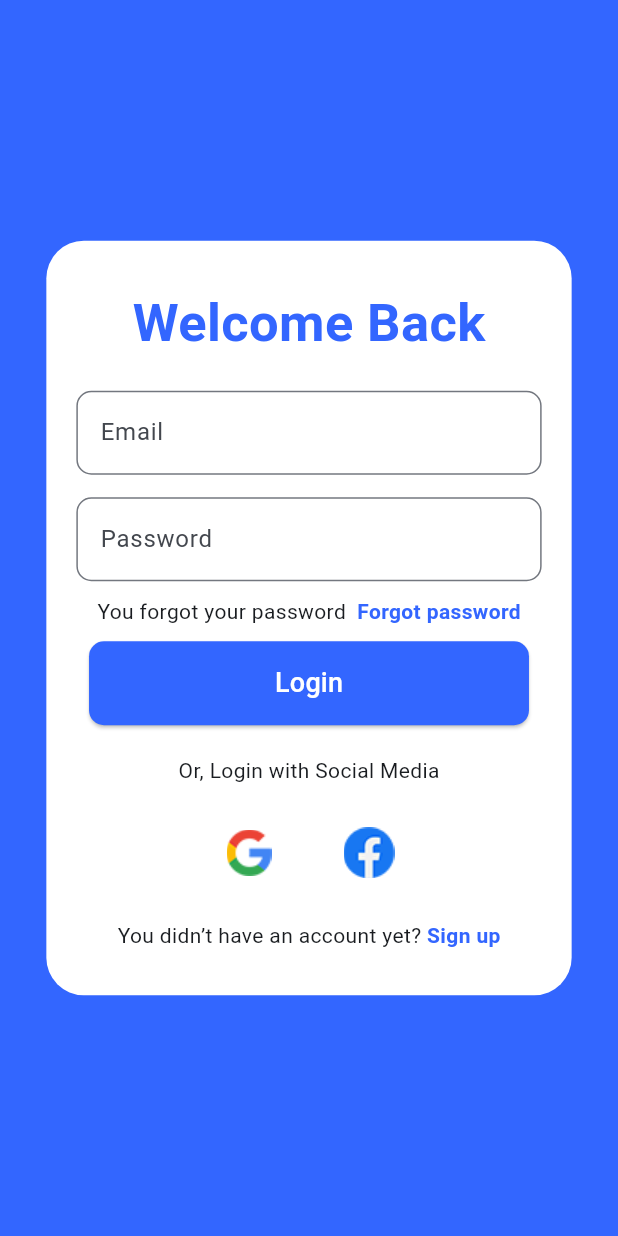
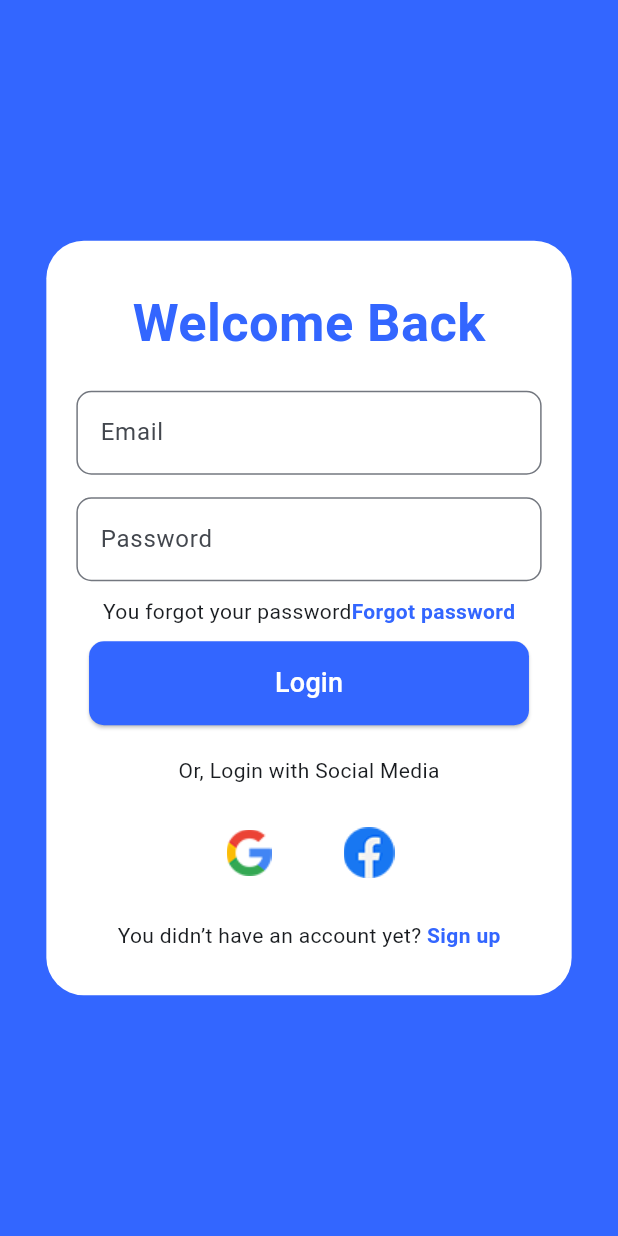
Before and after one commit to nivindulakshitha/Quizify-Frontend, a Flutter app: the screen it shows after launch, on a phone screen of 412 x 824 dp. Run offline on Flutter 3.47's test engine with Material 3 defaults, Android fonts, the light colour scheme and no system bars; our stand-ins replace shared_preferences; accounts and stored records are empty.

Commit message:
chore: Refactor LoginScreen, add API service integration, and update dependencies

```diff
--- /dev/null
+++ b/lib/Models/user_model.dart
@@ -0,0 +1,16 @@
+// Model to hold user data:nivindulakshitha
+class UserModel {
+  final String id;
+  final String username;
+  final String email;
+
+  UserModel({required this.id, required this.email, required this.username});
+
+  factory UserModel.fromJson(Map<String, dynamic> json) {
+    return UserModel(
+      id: json['_id'],
+      email: json['email'],
+      username: json['username'],
+    );
+  }
+}
--- a/lib/Pages/Login_Screen.dart
+++ b/lib/Pages/Login_Screen.dart
@@ -1,11 +1,16 @@
 import 'package:flutter/material.dart';
 import 'home_screen.dart'; // Import the HomeScreen
 import 'package:quizify/Services/api_service.dart'; // Import the API service
+import 'package:provider/provider.dart'; // Import the Provider package
+import 'package:quizify/Models/user_model.dart';
+import 'package:quizify/Models/user_provider.dart'; // Import the UserProvider
 
 class LoginScreen extends StatelessWidget {
   // Text Editing Controllers for the Text Fields:nivindulakshitha
   TextEditingController emailController = TextEditingController();
   TextEditingController passwordController = TextEditingController();
+
+  LoginScreen({super.key});
 
   @override
   Widget build(BuildContext context) {
@@ -25,7 +30,8 @@ class LoginScreen extends StatelessWidget {
                 color: Colors.white,
                 borderRadius: BorderRadius.circular(25),
               ),
-              padding: EdgeInsets.symmetric(vertical: 30.0, horizontal: 20.0),
+              padding:
+                  const EdgeInsets.symmetric(vertical: 30.0, horizontal: 20.0),
               child: Column(
                 mainAxisSize: MainAxisSize.min,
                 children: [
@@ -66,7 +72,7 @@ class LoginScreen extends StatelessWidget {
                   Row(
                     mainAxisAlignment: MainAxisAlignment.center,
                     children: [
-                      const Text("You forgot your password  "),
+                      const Text("You forgot your password"),
                       GestureDetector(
                         onTap: () {
                           // Navigate to the Forgot Password screen
@@ -96,6 +102,10 @@ class LoginScreen extends StatelessWidget {
                         });
 
                         if (response['success']) {
+
+							UserModel user = UserModel.fromJson(response['data']);
+							await Provider.of<UserProvider>(context, listen: false).saveUserToPrefs(user);
+
                           // Display a success message to the user
                           Navigator.pushReplacement(
                             context,
@@ -115,7 +125,8 @@ class LoginScreen extends StatelessWidget {
                         // Display an error message to the user
                         ScaffoldMessenger.of(context).showSnackBar(
                           const SnackBar(
-                            content: Text("An error occurred while processing your request"),
+                            content: Text(
+                                "An error occurred while processing your request"),
                             backgroundColor: Colors.red,
                           ),
                         );
--- a/pubspec.yaml
+++ b/pubspec.yaml
@@ -28,6 +28,8 @@ environment:
 # the latest version available on pub.dev. To see which dependencies have newer
 # versions available, run `flutter pub outdated`.
 dependencies:
+  provider: ^6.1.2
+  shared_preferences: ^2.1.0
   http: ^1.0.0 # for making http requests:nivindulakshitha
   flutter:
     sdk: flutter
```
Also changed, not shown: lib/Models/user_provider.dart (added, +38 -0 lines), lib/main.dart (+10 -1 lines), 1 other file. Lines whose indentation alone changed are shown as unchanged.
